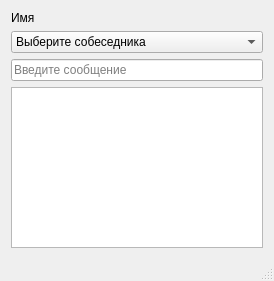
This is mainwindow.ui in melihovv/VkMessenger as Qt 5 draws it before an edit. The edited form follows.
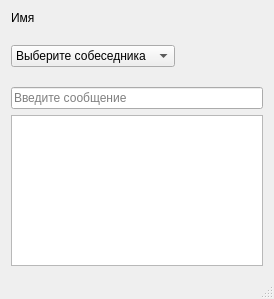
This is the edited form.

Diff of the .ui file:
```diff
--- a/mainwindow.ui
+++ b/mainwindow.ui
@@ -7,7 +7,7 @@
     <x>0</x>
     <y>0</y>
     <width>274</width>
-    <height>281</height>
+    <height>299</height>
    </rect>
   </property>
   <property name="sizePolicy">
@@ -20,15 +20,19 @@
    <string>VkMessanger</string>
   </property>
   <widget class="QWidget" name="centralWidget">
-   <layout class="QGridLayout" name="gridLayout">
-    <item row="0" column="0">
+   <layout class="QVBoxLayout" name="verticalLayout_2">
+    <item>
      <widget class="QLabel" name="name">
       <property name="text">
        <string>Имя</string>
       </property>
      </widget>
     </item>
-    <item row="1" column="0">
+    <item>
+     <layout class="QVBoxLayout" name="verticalLayout">
+      <item>
+       <layout class="QHBoxLayout" name="horizontalLayout">
+        <item>
      <widget class="QComboBox" name="users">
       <item>
        <property name="text">
@@ -37,10 +41,35 @@
       </item>
      </widget>
     </item>
-    <item row="3" column="0">
-     <widget class="QListWidget" name="dialog"/>
-    </item>
-    <item row="2" column="0">
+        <item>
+         <spacer name="horizontalSpacer">
+          <property name="orientation">
+           <enum>Qt::Horizontal</enum>
+          </property>
+          <property name="sizeHint" stdset="0">
+           <size>
+            <width>40</width>
+            <height>20</height>
+           </size>
+          </property>
+         </spacer>
+        </item>
+        <item>
+         <widget class="QLabel" name="image">
+          <property name="minimumSize">
+           <size>
+            <width>50</width>
+            <height>50</height>
+           </size>
+          </property>
+          <property name="text">
+           <string/>
+          </property>
+         </widget>
+        </item>
+       </layout>
+      </item>
+      <item>
      <widget class="QLineEdit" name="input">
       <property name="minimumSize">
        <size>
@@ -58,6 +87,11 @@
        <string>Введите сообщение</string>
       </property>
      </widget>
+      </item>
+      <item>
+       <widget class="QListWidget" name="dialog"/>
+      </item>
+     </layout>
     </item>
    </layout>
   </widget>
```
Lines whose indentation alone changed are shown as unchanged.
